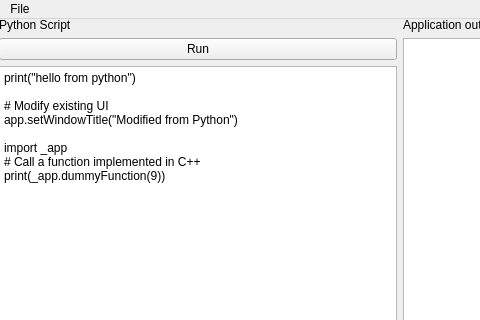
This is mainwindow.ui in NicolasCami/ExtensibleQt6Application as Qt 5 draws it before an edit; both pictures show x 0 to 480 and y 0 to 320 of the 800 by 600 pixel window. The edited form follows.
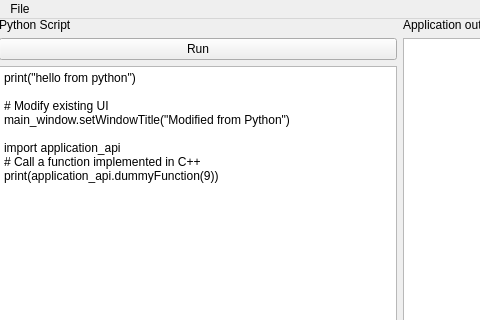
This is the edited form.

Diff of the .ui file:
```diff
--- a/mainwindow.ui
+++ b/mainwindow.ui
@@ -37,11 +37,11 @@
         <string>print(&quot;hello from python&quot;)
 
 # Modify existing UI
-app.setWindowTitle(&quot;Modified from Python&quot;)
+main_window.setWindowTitle(&quot;Modified from Python&quot;)
 
-import _app
+import application_api
 # Call a function implemented in C++
-print(_app.dummyFunction(9))
+print(application_api.dummyFunction(9))
 
 </string>
        </property>
```
